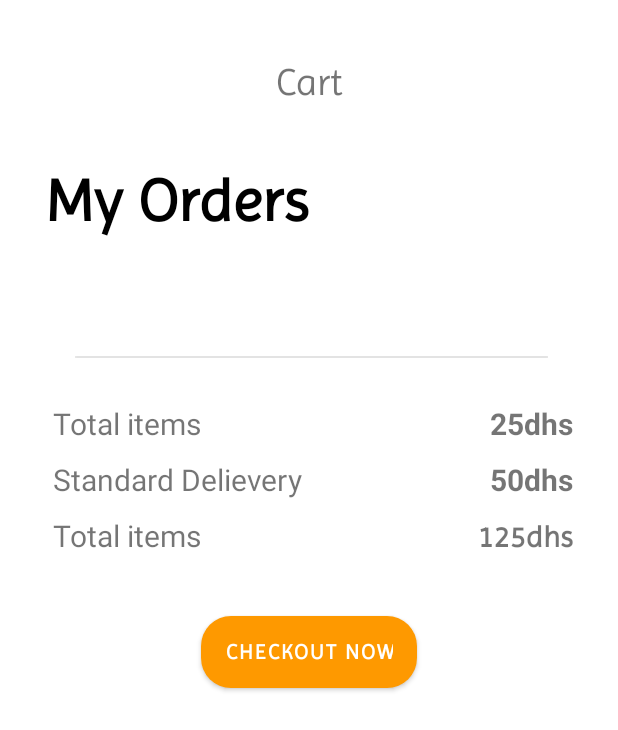
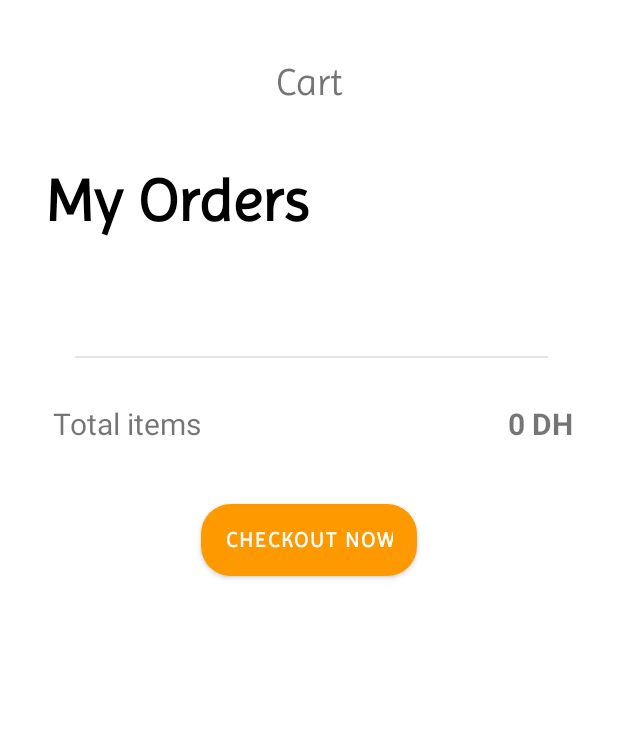
Before and after one commit to Zakaria-Ar/Online-Store-Android, an Android app: the ShoppingBasketActivity screen opened directly, with no data from a screen before it, on a phone screen of 412 x 824 dp. Shown: the top 730 px of the screen. Run offline under Robolectric (Android 15) with nearby library versions, the phone set to English and light mode, and no system bars; our stand-ins replace Firebase (no records; nobody signed in at launch, a user with empty details on screens opened directly); libraries missing offline, so code that uses them is left out: org.checkerframework.checker.

Commit message:
Android project5

```diff
--- a/app/src/main/AndroidManifest.xml
+++ b/app/src/main/AndroidManifest.xml
@@ -15,6 +15,9 @@
         android:supportsRtl="true"
         android:theme="@style/Theme.ProjetMobile_Cart"
         tools:targetApi="31">
+        <activity
+            android:name=".FavoriteActivity"
+            android:exported="false" />
         <activity
             android:name=".PrincipalePageActivity"
             android:exported="false" />
--- /dev/null
+++ b/app/src/main/java/com/example/projetmobile_cart/FavoriteActivity.java
@@ -0,0 +1,14 @@
+package com.example.projetmobile_cart;
+
+import androidx.appcompat.app.AppCompatActivity;
+
+import android.os.Bundle;
+
+public class FavoriteActivity extends AppCompatActivity {
+
+    @Override
+    protected void onCreate(Bundle savedInstanceState) {
+        super.onCreate(savedInstanceState);
+        setContentView(R.layout.activity_favorite);
+    }
+}
--- a/app/src/main/java/com/example/projetmobile_cart/ShoppingBasketActivity.java
+++ b/app/src/main/java/com/example/projetmobile_cart/ShoppingBasketActivity.java
@@ -6,6 +6,7 @@ import androidx.recyclerview.widget.RecyclerView;
 
 import android.annotation.SuppressLint;
 import android.os.Bundle;
+import android.widget.TextView;
 
 import com.google.firebase.auth.FirebaseAuth;
 import com.google.firebase.auth.FirebaseUser;
@@ -41,6 +42,7 @@ public class ShoppingBasketActivity extends AppCompatActivity {
         // Initialize favoriteAdapter
         favoriteAdapter = new FavoriteAdapter(favoriteList);
         recyclerView.setAdapter(favoriteAdapter);
+        calculateTotalPrice();
     }
 
     @Override
@@ -80,4 +82,43 @@ public class ShoppingBasketActivity extends AppCompatActivity {
             });
         }
     }
+    private void calculateTotalPrice() {
+        DatabaseReference favoritesRef = FirebaseDatabase.getInstance().getReference("favorites");
+        FirebaseUser user = FirebaseAuth.getInstance().getCurrentUser();
+
+        if (user != null) {
+            String userId = user.getUid();
+            DatabaseReference userFavoritesRef = favoritesRef.child(userId);
+
+            userFavoritesRef.addValueEventListener(new ValueEventListener() {
+                @Override
+                public void onDataChange(DataSnapshot dataSnapshot) {
+                    int totalPrice = 0;
+
+                    for (DataSnapshot snapshot : dataSnapshot.getChildren()) {
+                        Favorite favorite = snapshot.getValue(Favorite.class);
+                        String priceString = favorite != null ? favorite.getDataPrice() : "0";
+                        int price = 0;
+
+                        try {
+                            price = Integer.parseInt(priceString);
+                        } catch (NumberFormatException e) {
+                            e.printStackTrace();
+                        }
+
+                        totalPrice += price;
+                    }
+
+                    TextView prixTotalTextView = findViewById(R.id.prix_total);
+                    prixTotalTextView.setText(String.valueOf(totalPrice) + " DH");
+                }
+
+                @Override
+                public void onCancelled(DatabaseError databaseError) {
+                    // Handle database error if necessary
+                }
+            });
+        }
+    }
+
 }
--- /dev/null
+++ b/app/src/main/res/layout/activity_favorite.xml
@@ -0,0 +1,9 @@
+<?xml version="1.0" encoding="utf-8"?>
+<androidx.constraintlayout.widget.ConstraintLayout xmlns:android="http://schemas.android.com/apk/res/android"
+    xmlns:app="http://schemas.android.com/apk/res-auto"
+    xmlns:tools="http://schemas.android.com/tools"
+    android:layout_width="match_parent"
+    android:layout_height="match_parent"
+    tools:context=".FavoriteActivity">
+
+</androidx.constraintlayout.widget.ConstraintLayout>
--- a/app/src/main/res/layout/activity_shopping_basket.xml
+++ b/app/src/main/res/layout/activity_shopping_basket.xml
@@ -108,7 +108,6 @@
                                 android:layout_height="wrap_content"
                                 android:layout_marginStart="35dp"
                                 android:layout_weight="1"
-
                                 android:text="@string/total"
                                 android:textSize="20sp" />
 
@@ -125,63 +124,6 @@
                                 tools:ignore="RtlHardcoded" />
                         </LinearLayout>
 
-                        <LinearLayout
-                            android:layout_width="match_parent"
-                            android:layout_height="wrap_content"
-                            android:layout_marginBottom="10dp"
-                            android:orientation="horizontal">
-
-                            <TextView
-                                android:id="@+id/delivery"
-                                android:layout_width="wrap_content"
-                                android:layout_height="wrap_content"
-                                android:layout_marginStart="35dp"
-                                android:layout_marginEnd="30dp"
-                                android:layout_weight="1"
-                                android:text="@string/delievery"
-                                android:textSize="20sp" />
-
-                            <TextView
-                                android:id="@+id/prixdelivery"
-                                android:layout_width="wrap_content"
-                                android:layout_height="wrap_content"
-                                android:layout_marginEnd="30dp"
-                                android:layout_weight="1"
-                                android:gravity="right"
-                                android:text="@string/prixdel"
-                                android:textSize="20sp"
-                                android:textStyle="bold"
-                                tools:ignore="RtlHardcoded" />
-                        </LinearLayout>
-
-                        <LinearLayout
-                            android:layout_width="match_parent"
-                            android:layout_height="wrap_content"
-                            android:layout_marginBottom="10dp"
-                            android:orientation="horizontal">
-
-                            <TextView
-                                android:id="@+id/totaltout"
-                                android:layout_width="wrap_content"
-                                android:layout_height="wrap_content"
-                                android:layout_marginStart="35dp"
-                                android:layout_weight="1"
-                                android:text="@string/totaltout"
-                                android:textSize="20sp" />
-
-                            <TextView
-                                android:id="@+id/prixtotaltout"
-                                android:layout_width="wrap_content"
-                                android:layout_height="wrap_content"
-                                android:layout_marginRight="30dp"
-                                android:layout_weight="1"
-                                android:fontFamily="@font/imprima"
-                                android:gravity="right"
-                                android:text="@string/prixtotaltout"
-                                android:textSize="20sp"
-                                android:textStyle="bold"
-                                tools:ignore="RtlHardcoded" />
-                        </LinearLayout>
 
                         <Button
                             android:id="@+id/button"
--- a/app/src/main/res/menu/navigation_menu.xml
+++ b/app/src/main/res/menu/navigation_menu.xml
@@ -8,7 +8,7 @@
         android:icon="@drawable/ic_shopping_cart"
         android:title="@string/favorite" />
     <item android:id="@+id/menuCreateStore"
-        android:icon="@drawable/add_store"
+        android:icon="@drawable/ic_favorite"
         android:title="@string/favorite" />
     <item android:id="@+id/menuAccount"
         android:icon="@drawable/ic_account_circle"
```
